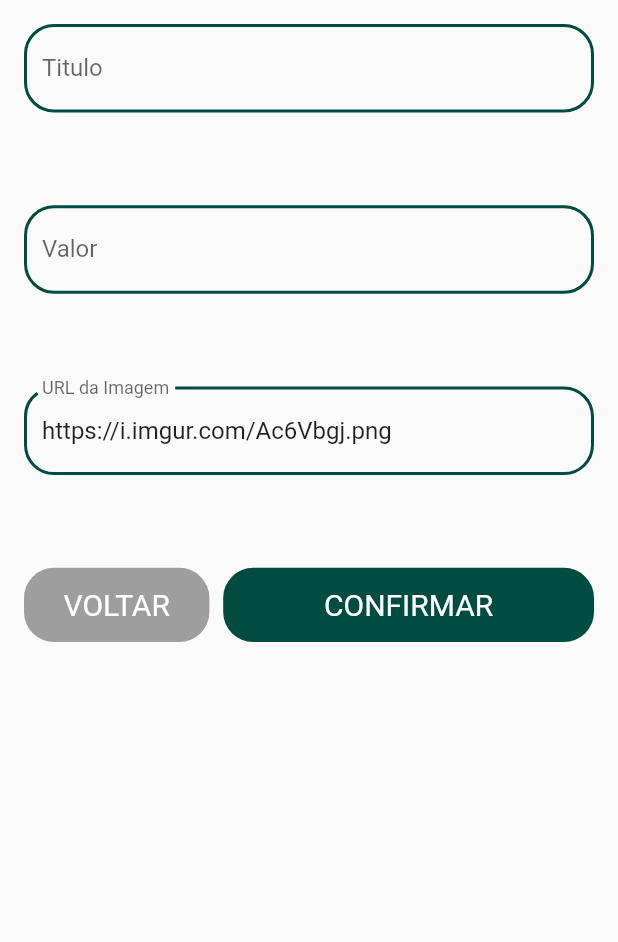
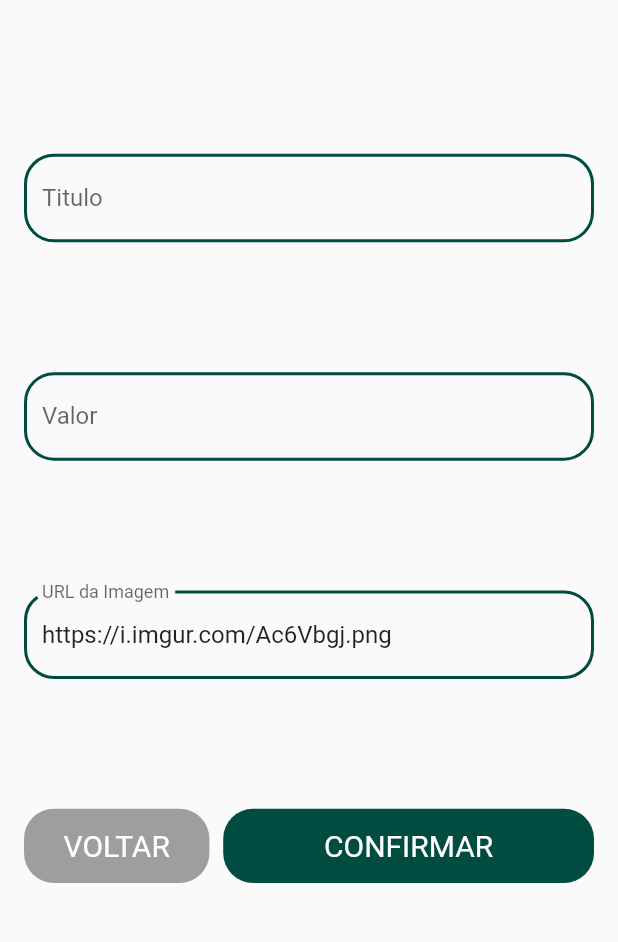
Before and after one commit to proz-tecnologia/PIT01GP03, a Flutter app: the PiggyBankForm screen opened directly with empty values, on a phone screen of 412 x 824 dp, the part 84-1026 px from its top. Run offline on Flutter 3.47's test engine with Material 2 defaults, Android fonts, the phone set to English and light mode, and no system bars; our stand-ins replace cloud_firestore, firebase_auth, firebase_core, flutter_secure_storage, flutter_speed_dial, get_it and 1 more; accounts and stored records are empty; Roboto replaces fonts that are missing (Fredoka One).

```diff
--- a/lib/app/features/piggy_bank/piggy_bank_form.dart
+++ b/lib/app/features/piggy_bank/piggy_bank_form.dart
@@ -62,9 +62,9 @@ class _PiggyBankFormState extends State<PiggyBankForm> {
             padding: const EdgeInsets.all(16.0),
             child: SizedBox(
               width: MediaQuery.of(context).size.width,
-              height: MediaQuery.of(context).size.height * 0.5,
+              height: MediaQuery.of(context).size.height * 0.8,
               child: Column(
-                mainAxisAlignment: MainAxisAlignment.spaceBetween,
+                mainAxisAlignment: MainAxisAlignment.spaceEvenly,
                 children: [
                   CustomFormField(
                     labelText: 'Titulo',
--- a/lib/app/features/transaction_list/transaction_form.dart
+++ b/lib/app/features/transaction_list/transaction_form.dart
@@ -66,7 +66,7 @@ class _TransactionFormState extends State<TransactionForm> {
             padding: const EdgeInsets.all(16.0),
             child: SizedBox(
               width: MediaQuery.of(context).size.width,
-              height: MediaQuery.of(context).size.height * 0.6,
+              height: MediaQuery.of(context).size.height * 0.8,
               child: Column(
                 mainAxisAlignment: MainAxisAlignment.spaceBetween,
                 children: [
--- a/pubspec.yaml
+++ b/pubspec.yaml
@@ -45,6 +45,7 @@ dependencies:
   flutter_secure_storage: ^7.0.1
   cloud_firestore: ^4.3.1
   flutter_speed_dial: ^6.2.0
+  image_picker: ^0.8.6+1
 
 
 
```
Also changed, not shown: lib/app/features/piggy_bank/piggy_bank_controller.dart (+37 -0 lines), pubspec.lock, 1 other file.
